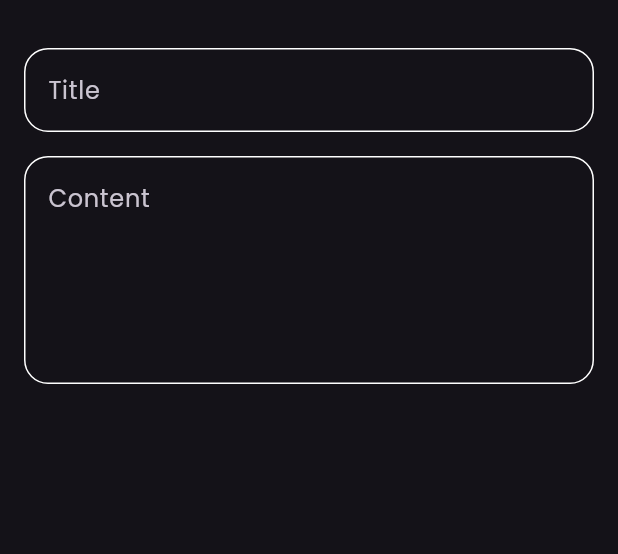
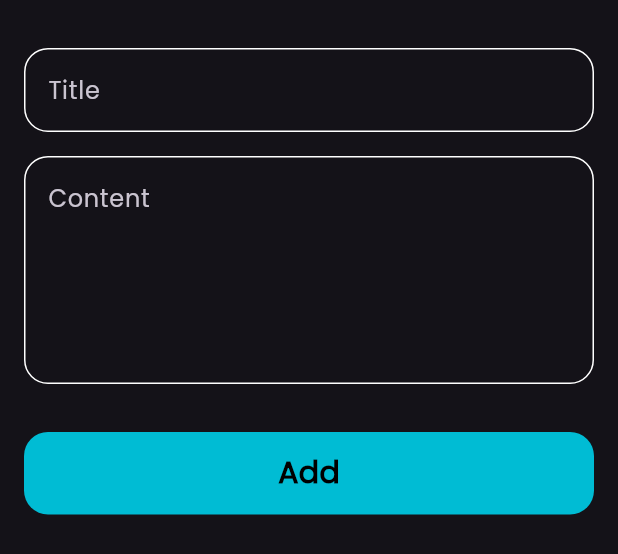
Before and after one commit to abdelrahman-elbattawy/notes_app, a Flutter app: the AddNoteBottomSheet widget shown alone on an empty page, opened directly, on a phone screen of 412 x 824 dp. Shown: the top 554 px of the screen. Run offline on Flutter 3.47's test engine with Material 3 defaults, Android fonts, the phone set to English and light mode, and no system bars; our stand-ins replace font_awesome_flutter.

Commit message:
finish notes bottom sheet

```diff
--- a/lib/views/widgets/add_note_bottom_sheet.dart
+++ b/lib/views/widgets/add_note_bottom_sheet.dart
@@ -1,4 +1,5 @@
 import 'package:flutter/material.dart';
+import 'package:notes_app/views/widgets/custom_button.dart';
 import 'package:notes_app/views/widgets/custom_text_field.dart';
 
 class AddNoteBottomSheet extends StatelessWidget {
@@ -8,6 +9,7 @@ class AddNoteBottomSheet extends StatelessWidget {
   Widget build(BuildContext context) {
     return const Padding(
       padding: EdgeInsets.symmetric(horizontal: 16),
+      child: SingleChildScrollView(
         child: Column(
           children: [
             SizedBox(
@@ -23,7 +25,17 @@ class AddNoteBottomSheet extends StatelessWidget {
               hintText: 'Content',
               maxLines: 5,
             ),
+            SizedBox(
+              height: 32,
+            ),
+            CustomButton(
+              title: 'Add',
+            ),
+            SizedBox(
+              height: 32,
+            ),
           ],
+        ),
       ),
     );
   }
--- /dev/null
+++ b/lib/views/widgets/custom_button.dart
@@ -0,0 +1,30 @@
+import 'package:flutter/material.dart';
+import 'package:notes_app/constants.dart';
+
+class CustomButton extends StatelessWidget {
+  const CustomButton({super.key, required this.title});
+
+  final String title;
+
+  @override
+  Widget build(BuildContext context) {
+    return Container(
+      width: MediaQuery.of(context).size.width,
+      height: 55,
+      decoration: BoxDecoration(
+        borderRadius: BorderRadius.circular(16),
+        color: kPrimaryColor,
+      ),
+      child: Center(
+        child: Text(
+          title,
+          style: const TextStyle(
+            color: Colors.black,
+            fontSize: 20,
+            fontWeight: FontWeight.bold,
+          ),
+        ),
+      ),
+    );
+  }
+}
```
Lines whose indentation alone changed are shown as unchanged.
